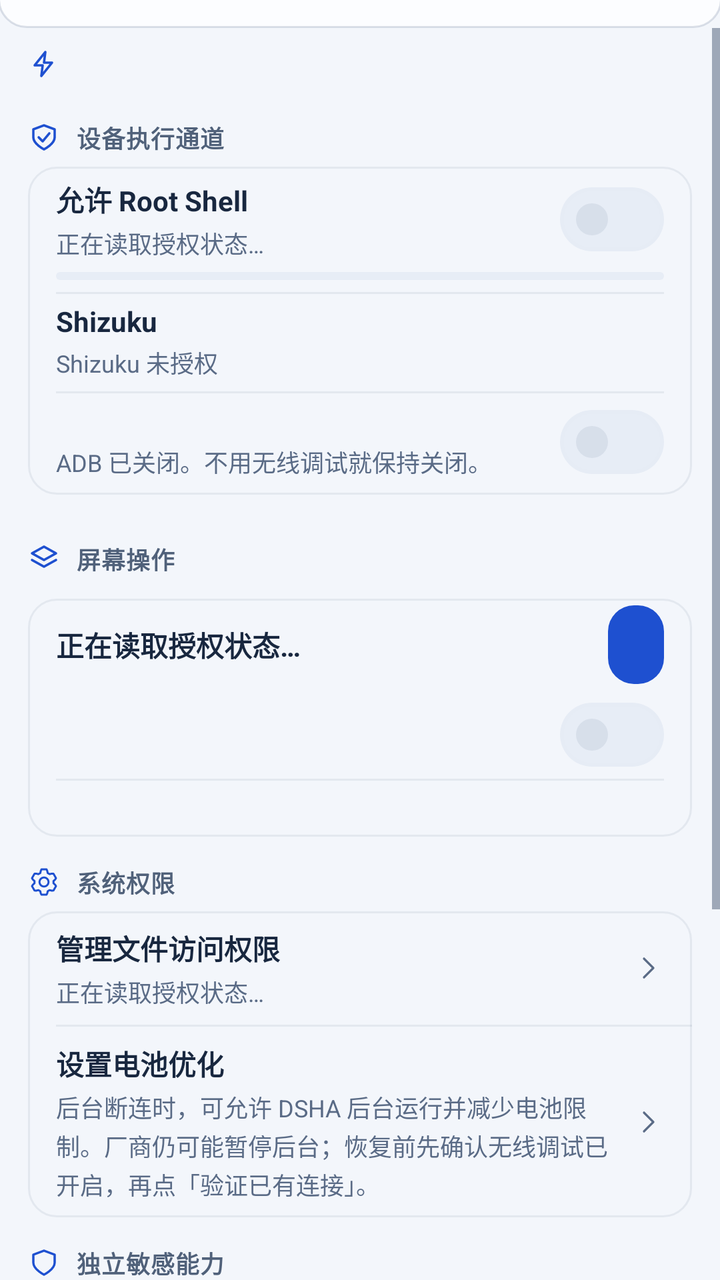
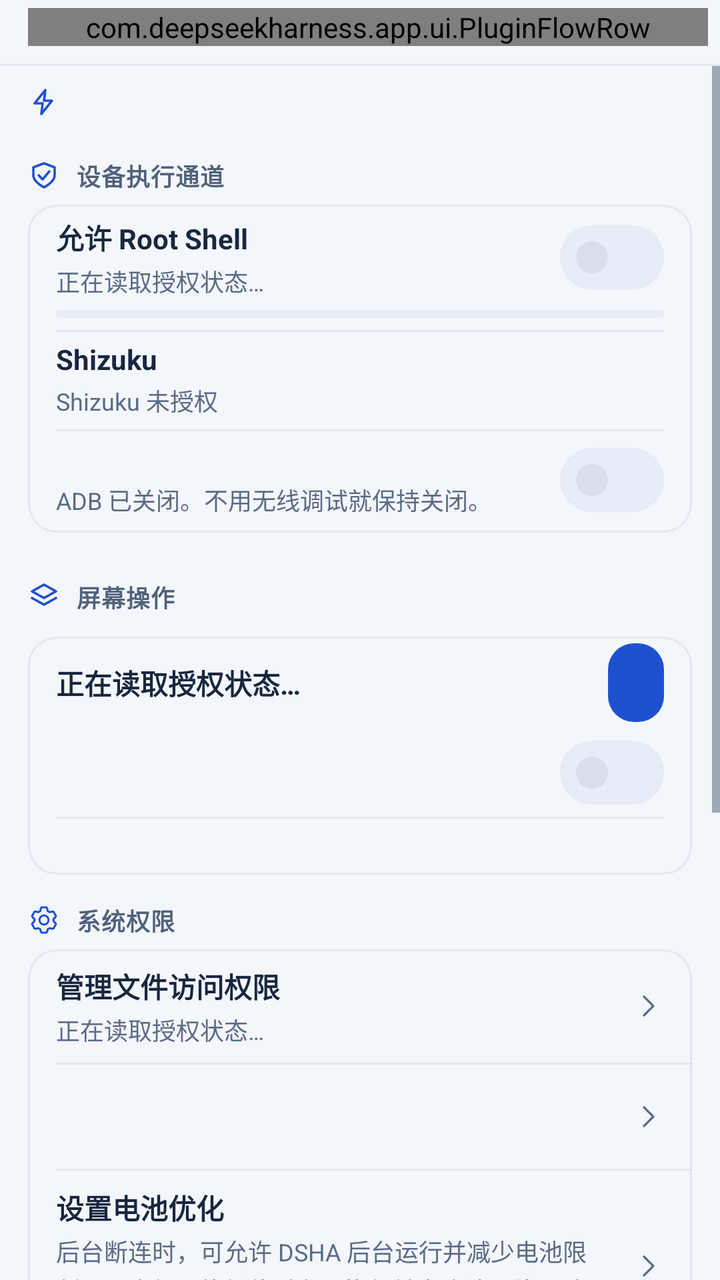

Two renders of the same Android screen: before a commit and after it. Below are the layout's source before the change and the commit's diff.
<!-- AndroidManifest.xml: application theme Theme.DeepseekHarness -->
<!-- res/layout/fragment_device_grants.xml -->
<?xml version='1.0' encoding='utf-8'?>
<LinearLayout xmlns:android="http://schemas.android.com/apk/res/android" xmlns:app="http://schemas.android.com/apk/res-auto" android:id="@+id/grants_root" android:layout_width="match_parent" android:layout_height="match_parent" android:background="@color/shell_bg" android:orientation="vertical">

  
  <LinearLayout android:id="@+id/grants_header" android:layout_width="match_parent" android:layout_height="wrap_content" android:background="@drawable/bg_grants_header" android:elevation="2dp" android:gravity="center_vertical" android:orientation="horizontal" android:paddingStart="@dimen/grants_page_pad" android:paddingTop="4dp" android:paddingEnd="6dp" android:paddingBottom="10dp" />

  <ScrollView android:id="@+id/grants_scroll" android:layout_width="match_parent" android:layout_height="0dp" android:layout_weight="1" android:clipToPadding="false" android:fillViewport="true">
    <LinearLayout android:id="@+id/grants_content" android:layout_width="match_parent" android:layout_height="wrap_content" android:orientation="vertical" android:paddingStart="@dimen/grants_page_pad" android:paddingTop="@dimen/grants_page_top" android:paddingEnd="@dimen/grants_page_pad" android:paddingBottom="@dimen/shell_page_bottom">
      <LinearLayout android:id="@+id/grants_columns" android:layout_width="match_parent" android:layout_height="wrap_content" android:baselineAligned="false" android:orientation="horizontal">

        <LinearLayout android:id="@+id/grants_col_start" android:layout_width="0dp" android:layout_height="wrap_content" android:layout_weight="1" android:orientation="vertical">

          
          <LinearLayout android:id="@+id/grants_section_global" android:layout_width="match_parent" android:layout_height="wrap_content" android:orientation="vertical">
            <TextView android:id="@+id/grants_global_label" style="@style/ShellSectionIconLabel" android:layout_width="match_parent" android:layout_height="wrap_content" android:layout_marginBottom="@dimen/grants_section_margin" android:drawableStart="@drawable/ic_section_global" />
            <LinearLayout android:id="@+id/grants_global_slot" android:layout_width="match_parent" android:layout_height="wrap_content" android:orientation="vertical" />
          </LinearLayout>

          
          <LinearLayout android:id="@+id/grants_section_channels" android:layout_width="match_parent" android:layout_height="wrap_content" android:layout_marginTop="@dimen/grants_section_gap" android:orientation="vertical">
            <TextView android:id="@+id/grants_channels_label" style="@style/ShellSectionIconLabel" android:layout_width="wrap_content" android:layout_height="wrap_content" android:layout_marginBottom="@dimen/grants_section_margin" android:drawableStart="@drawable/ic_section_channels" android:text="@string/ui2_device_channels" />
            <LinearLayout android:id="@+id/channels_card" style="@style/ShellGroup" android:layout_width="match_parent" android:layout_height="wrap_content" android:orientation="vertical" android:paddingStart="@dimen/grants_card_pad_h" android:paddingTop="0dp" android:paddingEnd="@dimen/grants_card_pad_h" android:paddingBottom="2dp">
              
              <LinearLayout android:layout_width="match_parent" android:layout_height="wrap_content" android:gravity="center_vertical" android:minHeight="@dimen/grants_channel_row" android:orientation="horizontal">
<LinearLayout android:layout_width="0dp" android:layout_height="wrap_content" android:layout_weight="1" android:orientation="vertical" android:paddingTop="6dp" android:paddingBottom="6dp">
                  <TextView android:id="@+id/device_root_title" style="@style/ShellRowTitle" android:layout_width="match_parent" android:layout_height="wrap_content" android:importantForAccessibility="no" android:maxLines="1" android:text="@string/ui_m0062" />
                  <TextView android:id="@+id/device_root_status" style="@style/ShellRowSub" android:layout_width="match_parent" android:layout_height="wrap_content" android:layout_marginTop="3dp" android:background="@drawable/bg_action_plain" android:text="@string/device_checking" />
                </LinearLayout>
                <Button android:id="@+id/device_root_verify" style="@style/ShellTextButton" android:layout_width="wrap_content" android:layout_height="wrap_content" android:minWidth="0dp" android:paddingStart="10dp" android:paddingEnd="10dp" />
                <com.google.android.material.materialswitch.MaterialSwitch android:id="@+id/config_root_shell" style="@style/ShellSwitch" android:layout_width="wrap_content" android:layout_height="wrap_content" android:layout_marginStart="4dp" android:minHeight="@dimen/touch_min" />
              </LinearLayout>
              <RadioGroup android:id="@+id/device_root_modes" android:layout_width="match_parent" android:layout_height="wrap_content" android:background="@drawable/bg_plugin_segment_track" android:orientation="horizontal" android:padding="2dp" />
              <TextView android:id="@+id/device_root_policy_warning" android:layout_width="match_parent" android:layout_height="wrap_content" android:layout_marginTop="4dp" android:accessibilityLiveRegion="polite" android:background="@drawable/bg_action_plain" android:drawableStart="@drawable/ic_section_warning" android:drawablePadding="6dp" android:drawableTint="@color/shell_bad" android:ellipsize="end" android:gravity="center_vertical" android:includeFontPadding="false" android:maxLines="2" android:minHeight="32dp" android:paddingTop="4dp" android:paddingBottom="4dp" android:textColor="@color/shell_bad" android:textSize="12sp" android:textStyle="bold" android:visibility="gone" />
              <TextView android:id="@+id/config_guard_status" style="@style/ShellStatusText" android:layout_width="match_parent" android:layout_height="wrap_content" android:layout_marginTop="6dp" android:ellipsize="end" android:maxLines="2" android:visibility="gone" />

              <View style="@style/ShellDivider" android:layout_marginStart="0dp" android:layout_marginTop="6dp" />

              
              <LinearLayout android:layout_width="match_parent" android:layout_height="wrap_content" android:gravity="center_vertical" android:minHeight="@dimen/grants_channel_row" android:orientation="horizontal">
<LinearLayout android:layout_width="0dp" android:layout_height="wrap_content" android:layout_weight="1" android:orientation="vertical" android:paddingTop="6dp" android:paddingBottom="6dp">
                  <TextView android:id="@+id/device_shizuku_title" style="@style/ShellRowTitle" android:layout_width="match_parent" android:layout_height="wrap_content" android:maxLines="1" android:text="@string/ui_brand_shizuku" />
                  <TextView android:id="@+id/workspace_shizuku_status" style="@style/ShellRowSub" android:layout_width="match_parent" android:layout_height="wrap_content" android:layout_marginTop="3dp" android:background="@drawable/bg_action_plain" android:text="@string/ui_m0039" />
                </LinearLayout>
                <Button android:id="@+id/workspace_shizuku_auth" style="@style/ShellTextButton" android:layout_width="wrap_content" android:layout_height="wrap_content" android:minWidth="0dp" android:paddingStart="10dp" android:paddingEnd="10dp" />
                <Button android:id="@+id/device_shizuku_open" style="@style/ShellTextButton" android:layout_width="wrap_content" android:layout_height="wrap_content" android:minWidth="0dp" android:paddingStart="10dp" android:paddingEnd="10dp" />
              </LinearLayout>

              <View style="@style/ShellDivider" android:layout_marginStart="0dp" />

              
              <LinearLayout android:layout_width="match_parent" android:layout_height="wrap_content" android:gravity="center_vertical" android:minHeight="@dimen/grants_channel_row" android:orientation="horizontal">
<LinearLayout android:layout_width="0dp" android:layout_height="wrap_content" android:layout_weight="1" android:orientation="vertical" android:paddingTop="6dp" android:paddingBottom="6dp">
                  <TextView android:id="@+id/config_adb_title" style="@style/ShellRowTitle" android:layout_width="match_parent" android:layout_height="wrap_content" android:importantForAccessibility="no" android:maxLines="1" />
                  <TextView android:id="@+id/config_adb_status" style="@style/ShellRowSub" android:layout_width="match_parent" android:layout_height="wrap_content" android:layout_marginTop="3dp" android:background="@drawable/bg_action_plain" android:text="@string/ui_m0030" />
                </LinearLayout>
                <Button android:id="@+id/config_adb_pair" style="@style/ShellTextButton" android:layout_width="wrap_content" android:layout_height="wrap_content" android:minWidth="0dp" android:paddingStart="10dp" android:paddingEnd="10dp" />
                <com.google.android.material.materialswitch.MaterialSwitch android:id="@+id/config_adb_enable" style="@style/ShellSwitch" android:layout_width="wrap_content" android:layout_height="wrap_content" android:layout_marginStart="4dp" android:minHeight="@dimen/touch_min" />
              </LinearLayout>
            </LinearLayout>
          </LinearLayout>

          
          <LinearLayout android:id="@+id/grants_section_screen" android:layout_width="match_parent" android:layout_height="wrap_content" android:layout_marginTop="@dimen/grants_section_gap" android:orientation="vertical">
            <LinearLayout android:layout_width="match_parent" android:layout_height="wrap_content" android:layout_marginBottom="2dp" android:gravity="center_vertical" android:orientation="horizontal">
              <TextView android:id="@+id/grants_screen_label" style="@style/ShellSectionIconLabel" android:layout_width="wrap_content" android:layout_height="wrap_content" android:drawableStart="@drawable/ic_section_screen" android:text="@string/computer_use_title" />
              <Space android:layout_width="0dp" android:layout_height="1dp" android:layout_weight="1" />
              <Button android:id="@+id/screen_revoke" style="@style/ShellTextButton" android:layout_width="wrap_content" android:layout_height="wrap_content" android:minHeight="36dp" android:minWidth="0dp" android:paddingStart="8dp" android:paddingEnd="8dp" android:textColor="@color/shell_bad" android:textSize="12sp" />
            </LinearLayout>
            <LinearLayout android:id="@+id/screen_card" style="@style/ShellGroup" android:layout_width="match_parent" android:layout_height="wrap_content" android:orientation="vertical" android:paddingStart="@dimen/grants_card_pad_h" android:paddingTop="0dp" android:paddingEnd="@dimen/grants_card_pad_h" android:paddingBottom="4dp">
              
              <LinearLayout android:id="@+id/screen_status_row" android:layout_width="match_parent" android:layout_height="wrap_content" android:gravity="center_vertical" android:minHeight="@dimen/grants_channel_row" android:orientation="horizontal">
                <TextView android:id="@+id/config_a11y_status" style="@style/ShellRowTitle" android:layout_width="0dp" android:layout_height="wrap_content" android:layout_weight="1" android:accessibilityLiveRegion="polite" android:text="@string/device_checking" />
                <Button android:id="@+id/computer_use_accessibility" style="@style/ShellPrimaryButton" android:layout_width="wrap_content" android:layout_height="wrap_content" android:layout_marginStart="8dp" android:minHeight="36dp" android:minWidth="0dp" android:paddingStart="14dp" android:paddingEnd="14dp" android:textSize="13sp" />
                <Button android:id="@+id/screen_resetup" style="@style/ShellTextButton" android:layout_width="wrap_content" android:layout_height="wrap_content" android:minWidth="0dp" android:paddingStart="10dp" android:paddingEnd="10dp" android:visibility="gone" />
              </LinearLayout>
              
              <com.google.android.material.materialswitch.MaterialSwitch android:id="@+id/screen_pause" style="@style/ShellSwitch" android:layout_width="match_parent" android:layout_height="wrap_content" android:minHeight="@dimen/touch_min" android:paddingStart="0dp" />
              <View style="@style/ShellDivider" android:layout_marginStart="0dp" />
              
              <TextView android:id="@+id/screen_policy_label" style="@style/ShellRowTitle" android:layout_width="wrap_content" android:layout_height="wrap_content" android:visibility="gone" />
              <TextView android:id="@+id/screen_policy_global" android:layout_width="wrap_content" android:layout_height="wrap_content" android:visibility="gone" />
              <LinearLayout android:id="@+id/screen_policy_cards" android:layout_width="match_parent" android:layout_height="wrap_content" android:layout_marginTop="8dp" android:orientation="vertical" />
              <TextView android:id="@+id/screen_policy_status" style="@style/ShellStatusText" android:layout_width="match_parent" android:layout_height="wrap_content" android:layout_marginTop="2dp" android:maxLines="2" />
              
              <LinearLayout android:id="@+id/screen_virtual_group" android:layout_width="match_parent" android:layout_height="wrap_content" android:orientation="vertical" android:visibility="gone">
                <View style="@style/ShellDivider" android:layout_marginStart="0dp" android:layout_marginTop="4dp" />
                <LinearLayout android:id="@+id/screen_virtual_row" style="@style/ShellRow" android:layout_width="match_parent" android:layout_height="wrap_content" android:minHeight="@dimen/grants_channel_row" android:paddingStart="0dp" android:paddingTop="6dp" android:paddingEnd="0dp" android:paddingBottom="4dp">
                  <LinearLayout android:layout_width="0dp" android:layout_height="wrap_content" android:layout_weight="1" android:orientation="vertical">
                    <TextView android:id="@+id/screen_virtual_title" style="@style/ShellRowTitle" android:layout_width="match_parent" android:layout_height="wrap_content" />
                    <TextView android:id="@+id/screen_virtual_sub" style="@style/ShellRowSub" android:layout_width="match_parent" android:layout_height="wrap_content" android:layout_marginTop="3dp" android:maxLines="1" />
                  </LinearLayout>
                  <ImageView android:layout_width="@dimen/shell_row_chevron" android:layout_height="@dimen/shell_row_chevron" android:layout_marginStart="8dp" android:contentDescription="@null" android:importantForAccessibility="no" android:src="@drawable/ic_ui2_chevron" app:tint="@color/shell_text_muted" />
                </LinearLayout>
              </LinearLayout>
            </LinearLayout>
          </LinearLayout>

          
          <LinearLayout android:id="@+id/grants_section_system" android:layout_width="match_parent" android:layout_height="wrap_content" android:layout_marginTop="@dimen/grants_section_gap" android:orientation="vertical">
            <TextView style="@style/ShellSectionIconLabel" android:layout_width="match_parent" android:layout_height="wrap_content" android:layout_marginBottom="@dimen/grants_section_margin" android:drawableStart="@drawable/ic_section_system" android:text="@string/ui2_system_permissions" />
            <LinearLayout style="@style/ShellGroup" android:layout_width="match_parent" android:layout_height="wrap_content" android:orientation="vertical">
              <LinearLayout android:id="@+id/config_all_files" style="@style/ShellRow" android:layout_width="match_parent" android:layout_height="wrap_content" android:minHeight="52dp" android:paddingStart="@dimen/grants_card_pad_h" android:paddingTop="8dp" android:paddingEnd="@dimen/grants_card_pad_h" android:paddingBottom="8dp">
                <LinearLayout android:layout_width="0dp" android:layout_height="wrap_content" android:layout_weight="1" android:orientation="vertical">
                  <TextView style="@style/ShellRowTitle" android:layout_width="match_parent" android:layout_height="wrap_content" android:text="@string/device_open_access" />
                  <TextView android:id="@+id/config_all_files_status" style="@style/ShellRowSub" android:layout_width="match_parent" android:layout_height="wrap_content" android:layout_marginTop="3dp" android:text="@string/device_checking" />
                </LinearLayout>
                <ImageView android:layout_width="@dimen/shell_row_chevron" android:layout_height="@dimen/shell_row_chevron" android:layout_marginStart="8dp" android:contentDescription="@null" android:importantForAccessibility="no" android:src="@drawable/ic_ui2_chevron" app:tint="@color/shell_text_muted" />
              </LinearLayout>
              <View style="@style/ShellDivider" android:layout_marginStart="@dimen/grants_card_pad_h" />
              <LinearLayout android:id="@+id/config_battery_opt" style="@style/ShellRow" android:layout_width="match_parent" android:layout_height="wrap_content" android:minHeight="52dp" android:paddingStart="@dimen/grants_card_pad_h" android:paddingTop="8dp" android:paddingEnd="@dimen/grants_card_pad_h" android:paddingBottom="8dp">
                <LinearLayout android:layout_width="0dp" android:layout_height="wrap_content" android:layout_weight="1" android:orientation="vertical">
                  <TextView style="@style/ShellRowTitle" android:layout_width="match_parent" android:layout_height="wrap_content" android:text="@string/ui_m0191" />
                  <TextView android:id="@+id/config_battery_opt_hint" style="@style/ShellRowSub" android:layout_width="match_parent" android:layout_height="wrap_content" android:layout_marginTop="3dp" android:maxLines="3" android:text="@string/ui_m0084" />
                </LinearLayout>
                <ImageView android:layout_width="@dimen/shell_row_chevron" android:layout_height="@dimen/shell_row_chevron" android:layout_marginStart="8dp" android:contentDescription="@null" android:importantForAccessibility="no" android:src="@drawable/ic_ui2_chevron" app:tint="@color/shell_text_muted" />
              </LinearLayout>
            </LinearLayout>
          </LinearLayout>

          
          <LinearLayout android:id="@+id/grants_section_sensitive" android:layout_width="match_parent" android:layout_height="wrap_content" android:layout_marginTop="@dimen/grants_section_gap" android:orientation="vertical">
            <TextView style="@style/ShellSectionIconLabel" android:layout_width="match_parent" android:layout_height="wrap_content" android:layout_marginBottom="@dimen/grants_section_margin" android:drawableStart="@drawable/ic_section_sensitive" android:text="@string/ui2_sensitive" />
            <LinearLayout style="@style/ShellGroup" android:layout_width="match_parent" android:layout_height="wrap_content" android:orientation="vertical" android:paddingStart="@dimen/grants_card_pad_h" android:paddingTop="@dimen/grants_card_pad_v" android:paddingEnd="@dimen/grants_card_pad_h" android:paddingBottom="@dimen/grants_card_pad_v">
              <com.google.android.material.materialswitch.MaterialSwitch android:id="@+id/device_sms" style="@style/ShellSwitch" android:layout_width="match_parent" android:layout_height="wrap_content" android:minHeight="48dp" android:paddingStart="0dp" android:text="@string/ui_m0171" />
              <TextView android:id="@+id/device_sms_status" style="@style/ShellStatusText" android:layout_width="match_parent" android:layout_height="wrap_content" android:paddingBottom="8dp" android:text="@string/device_checking" />
              <View style="@style/ShellDivider" android:layout_marginStart="0dp" />
              <com.google.android.material.materialswitch.MaterialSwitch android:id="@+id/config_cap_location" style="@style/ShellSwitch" android:layout_width="match_parent" android:layout_height="wrap_content" android:minHeight="48dp" android:paddingStart="0dp" android:text="@string/ui_m0066" />
              <View style="@style/ShellDivider" android:layout_marginStart="0dp" />
              <com.google.android.material.materialswitch.MaterialSwitch android:id="@+id/config_cap_sensors" style="@style/ShellSwitch" android:layout_width="match_parent" android:layout_height="wrap_content" android:minHeight="48dp" android:paddingStart="0dp" android:text="@string/ui_m0053" />
            </LinearLayout>
          </LinearLayout>
        </LinearLayout>

        
        <LinearLayout android:id="@+id/grants_col_end" android:layout_width="0dp" android:layout_height="wrap_content" android:layout_marginStart="@dimen/grants_column_gap" android:layout_weight="1" android:orientation="vertical" android:visibility="gone" />
      </LinearLayout>
    </LinearLayout>
  </ScrollView>
</LinearLayout>
<!-- resources referenced by this layout -->
<resources>
  <color name="shell_bad">#AF404B</color>
  <color name="shell_text_muted">#5A6B86</color>
  <dimen name="grants_card_pad_h">14dp</dimen>
  <dimen name="grants_card_pad_v">4dp</dimen>
  <dimen name="grants_channel_row">46dp</dimen>
  <dimen name="grants_column_gap">12dp</dimen>
  <dimen name="grants_page_pad">14dp</dimen>
  <dimen name="grants_page_top">10dp</dimen>
  <dimen name="grants_section_gap">14dp</dimen>
  <dimen name="grants_section_margin">6dp</dimen>
  <dimen name="shell_page_bottom">90dp</dimen>
  <dimen name="shell_row_chevron">16dp</dimen>
  <dimen name="touch_min">44dp</dimen>
  <!-- drawable bg_grants_header (drawable) -->
  <?xml version="1.0" encoding="utf-8"?>
  <layer-list xmlns:android="http://schemas.android.com/apk/res/android">
      <item android:left="-1dp" android:right="-1dp" android:top="-1dp">
          <shape android:shape="rectangle">
              <solid android:color="@color/shell_surface" />
              <corners android:bottomLeftRadius="16dp" android:bottomRightRadius="16dp" />
              <stroke android:width="1dp" android:color="@color/shell_line_strong" />
          </shape>
      </item>
  </layer-list>
  <string name="computer_use_title">屏幕操作</string>
  <string name="device_checking">正在读取授权状态…</string>
  <string name="device_open_access">管理文件访问权限</string>
  <string name="ui2_device_channels">设备执行通道</string>
  <string name="ui2_sensitive">独立敏感能力</string>
  <string name="ui2_system_permissions">系统权限</string>
  <string name="ui_m0053" formatted="false">"传感器与手电"</string>
  <string name="ui_m0066" formatted="false">"允许读取位置"</string>
  <string name="ui_m0171" formatted="false">"短信读取"</string>
  <string name="ui_m0191" formatted="false">"设置电池优化"</string>
  <dimen name="radius_small">10dp</dimen>
  <color name="shell_line_strong">#251D3A60</color>
  <dimen name="radius_control">13dp</dimen>
  <dimen name="shell_row_pad_h">16dp</dimen>
  <color name="shell_line">#131D3A60</color>
  <dimen name="shell_button_height">52dp</dimen>
  <dimen name="shell_row_min_height">56dp</dimen>
  <dimen name="shell_row_pad_v">12dp</dimen>
  <dimen name="shell_row_sub">12sp</dimen>
  <dimen name="shell_row_title">14sp</dimen>
  <color name="shell_text">#18273F</color>
  <dimen name="shell_status_text">12sp</dimen>
  <color name="text">#18273F</color>
  <dimen name="shell_section_label">12sp</dimen>
  <color name="shell_text_secondary">#50617A</color>
  <color name="text_secondary">#50617A</color>
  <color name="line">#131D3A60</color>
  <color name="err">#AF404B</color>
  <color name="error_on">#FFFFFF</color>
  <color name="text_muted">#5A6B86</color>
  <color name="primary_ripple">#1FFFFFFF</color>
  <color name="pal_standard_primary">#1E50D0</color>
  <color name="pal_standard_primary_dark">#1A46B8</color>
  <color name="pal_standard_accent_on">#FFFFFF</color>
  <color name="pal_standard_ripple">#141E50D0</color>
  <color name="pal_standard_logo_top">#E8EFFF</color>
  <color name="pal_standard_terminal_accent">#1E50D0</color>
  <color name="pal_standard_terminal_ripple">#1F1E50D0</color>
  <color name="pal_standard_shell_accent">#1E50D0</color>
  <color name="pal_standard_shell_on_accent">#FFFFFF</color>
  <color name="pal_standard_onb_accent_line">#471E50D0</color>
  <color name="pal_standard_surface">#F3F6FB</color>
  <color name="pal_standard_card">#FCFDFF</color>
  <color name="pal_standard_raised">#E7EDF6</color>
  <color name="pal_standard_disabled">#E7EDF6</color>
  <color name="pal_standard_preview">#E7EDF6</color>
  <color name="pal_standard_shell_bg">#F3F6FB</color>
  <color name="pal_standard_shell_surface">#FCFDFF</color>
  <color name="pal_standard_shell_raised">#E7EDF6</color>
  <color name="pal_standard_shell_nav_bg">#FCFDFF</color>
  <color name="pal_standard_shell_glass">#E0FAFCFF</color>
  <color name="pal_standard_terminal_panel">#FFFFFF</color>
  <color name="pal_standard_terminal_raised">#EAEFF7</color>
  <color name="pal_standard_terminal_tile">#F1F4F9</color>
  <dimen name="stroke">1dp</dimen>
  <!-- unchanged entries left out for length: 63 -->
</resources>

<!-- the commit's change to res/layout/fragment_device_grants.xml (unified diff, before → after) -->
@@ -2,7 +2,9 @@
 <LinearLayout xmlns:android="http://schemas.android.com/apk/res/android" xmlns:app="http://schemas.android.com/apk/res-auto" android:id="@+id/grants_root" android:layout_width="match_parent" android:layout_height="match_parent" android:background="@color/shell_bg" android:orientation="vertical">
 
   
-  <LinearLayout android:id="@+id/grants_header" android:layout_width="match_parent" android:layout_height="wrap_content" android:background="@drawable/bg_grants_header" android:elevation="2dp" android:gravity="center_vertical" android:orientation="horizontal" android:paddingStart="@dimen/grants_page_pad" android:paddingTop="4dp" android:paddingEnd="6dp" android:paddingBottom="10dp" />
+  <LinearLayout android:id="@+id/grants_header" android:layout_width="match_parent" android:layout_height="wrap_content" android:background="@drawable/bg_grants_header" android:gravity="center_vertical" android:orientation="horizontal" android:paddingStart="@dimen/grants_page_pad" android:paddingTop="4dp" android:paddingEnd="6dp" android:paddingBottom="10dp">
+    <com.deepseekharness.app.ui.PluginFlowRow android:id="@+id/grants_pills" android:layout_width="0dp" android:layout_height="wrap_content" android:layout_weight="1" app:flowGapHorizontal="6dp" app:flowGapVertical="6dp" />
+  </LinearLayout>
 
   <ScrollView android:id="@+id/grants_scroll" android:layout_width="match_parent" android:layout_height="0dp" android:layout_weight="1" android:clipToPadding="false" android:fillViewport="true">
     <LinearLayout android:id="@+id/grants_content" android:layout_width="match_parent" android:layout_height="wrap_content" android:orientation="vertical" android:paddingStart="@dimen/grants_page_pad" android:paddingTop="@dimen/grants_page_top" android:paddingEnd="@dimen/grants_page_pad" android:paddingBottom="@dimen/shell_page_bottom">
@@ -107,6 +109,14 @@
                 <ImageView android:layout_width="@dimen/shell_row_chevron" android:layout_height="@dimen/shell_row_chevron" android:layout_marginStart="8dp" android:contentDescription="@null" android:importantForAccessibility="no" android:src="@drawable/ic_ui2_chevron" app:tint="@color/shell_text_muted" />
               </LinearLayout>
               <View style="@style/ShellDivider" android:layout_marginStart="@dimen/grants_card_pad_h" />
+              <LinearLayout android:id="@+id/config_saf_access" style="@style/ShellRow" android:layout_width="match_parent" android:layout_height="wrap_content" android:minHeight="52dp" android:paddingStart="@dimen/grants_card_pad_h" android:paddingTop="8dp" android:paddingEnd="@dimen/grants_card_pad_h" android:paddingBottom="8dp">
+                <LinearLayout android:layout_width="0dp" android:layout_height="wrap_content" android:layout_weight="1" android:orientation="vertical">
+                  <TextView android:id="@+id/config_saf_access_title" style="@style/ShellRowTitle" android:layout_width="match_parent" android:layout_height="wrap_content" android:text="" />
+                  <TextView android:id="@+id/config_saf_access_status" style="@style/ShellRowSub" android:layout_width="match_parent" android:layout_height="wrap_content" android:layout_marginTop="3dp" android:maxLines="3" android:text="" />
+                </LinearLayout>
+                <ImageView android:layout_width="@dimen/shell_row_chevron" android:layout_height="@dimen/shell_row_chevron" android:layout_marginStart="8dp" android:contentDescription="@null" android:importantForAccessibility="no" android:src="@drawable/ic_ui2_chevron" app:tint="@color/shell_text_muted" />
+              </LinearLayout>
+              <View style="@style/ShellDivider" android:layout_marginStart="@dimen/grants_card_pad_h" />
               <LinearLayout android:id="@+id/config_battery_opt" style="@style/ShellRow" android:layout_width="match_parent" android:layout_height="wrap_content" android:minHeight="52dp" android:paddingStart="@dimen/grants_card_pad_h" android:paddingTop="8dp" android:paddingEnd="@dimen/grants_card_pad_h" android:paddingBottom="8dp">
                 <LinearLayout android:layout_width="0dp" android:layout_height="wrap_content" android:layout_weight="1" android:orientation="vertical">
                   <TextView style="@style/ShellRowTitle" android:layout_width="match_parent" android:layout_height="wrap_content" android:text="@string/ui_m0191" />
@@ -124,7 +134,11 @@
               <com.google.android.material.materialswitch.MaterialSwitch android:id="@+id/device_sms" style="@style/ShellSwitch" android:layout_width="match_parent" android:layout_height="wrap_content" android:minHeight="48dp" android:paddingStart="0dp" android:text="@string/ui_m0171" />
               <TextView android:id="@+id/device_sms_status" style="@style/ShellStatusText" android:layout_width="match_parent" android:layout_height="wrap_content" android:paddingBottom="8dp" android:text="@string/device_checking" />
               <View style="@style/ShellDivider" android:layout_marginStart="0dp" />
-              <com.google.android.material.materialswitch.MaterialSwitch android:id="@+id/config_cap_location" style="@style/ShellSwitch" android:layout_width="match_parent" android:layout_height="wrap_content" android:minHeight="48dp" android:paddingStart="0dp" android:text="@string/ui_m0066" />
+              <TextView android:id="@+id/device_clipboard_title" style="@style/ShellRowTitle" android:layout_width="match_parent" android:layout_height="wrap_content" android:layout_marginTop="6dp" />
+               <TextView android:id="@+id/device_clipboard_status" style="@style/ShellStatusText" android:layout_width="match_parent" android:layout_height="wrap_content" android:layout_marginTop="3dp" />
+               <RadioGroup android:id="@+id/device_clipboard_modes" android:layout_width="match_parent" android:layout_height="wrap_content" android:layout_marginTop="4dp" android:orientation="horizontal" />
+               <View style="@style/ShellDivider" android:layout_marginStart="0dp" />
+               <com.google.android.material.materialswitch.MaterialSwitch android:id="@+id/config_cap_location" style="@style/ShellSwitch" android:layout_width="match_parent" android:layout_height="wrap_content" android:minHeight="48dp" android:paddingStart="0dp" android:text="@string/ui_m0066" />
               <View style="@style/ShellDivider" android:layout_marginStart="0dp" />
               <com.google.android.material.materialswitch.MaterialSwitch android:id="@+id/config_cap_sensors" style="@style/ShellSwitch" android:layout_width="match_parent" android:layout_height="wrap_content" android:minHeight="48dp" android:paddingStart="0dp" android:text="@string/ui_m0053" />
             </LinearLayout>
<!-- resource entries referenced after the edit -->
@@ -16,13 +16,8 @@
   <!-- drawable bg_grants_header (drawable) -->
   <?xml version="1.0" encoding="utf-8"?>
   <layer-list xmlns:android="http://schemas.android.com/apk/res/android">
-      <item android:left="-1dp" android:right="-1dp" android:top="-1dp">
-          <shape android:shape="rectangle">
-              <solid android:color="@color/shell_surface" />
-              <corners android:bottomLeftRadius="16dp" android:bottomRightRadius="16dp" />
-              <stroke android:width="1dp" android:color="@color/shell_line_strong" />
-          </shape>
-      </item>
+      <item><shape android:shape="rectangle"><solid android:color="@color/shell_line" /></shape></item>
+      <item android:bottom="1dp"><shape android:shape="rectangle"><solid android:color="@color/shell_bg" /></shape></item>
   </layer-list>
   <string name="computer_use_title">屏幕操作</string>
   <string name="device_checking">正在读取授权状态…</string>
@@ -35,7 +30,6 @@
   <string name="ui_m0171" formatted="false">"短信读取"</string>
   <string name="ui_m0191" formatted="false">"设置电池优化"</string>
   <dimen name="radius_small">10dp</dimen>
-  <color name="shell_line_strong">#251D3A60</color>
   <dimen name="radius_control">13dp</dimen>
   <dimen name="shell_row_pad_h">16dp</dimen>
   <color name="shell_line">#131D3A60</color>
